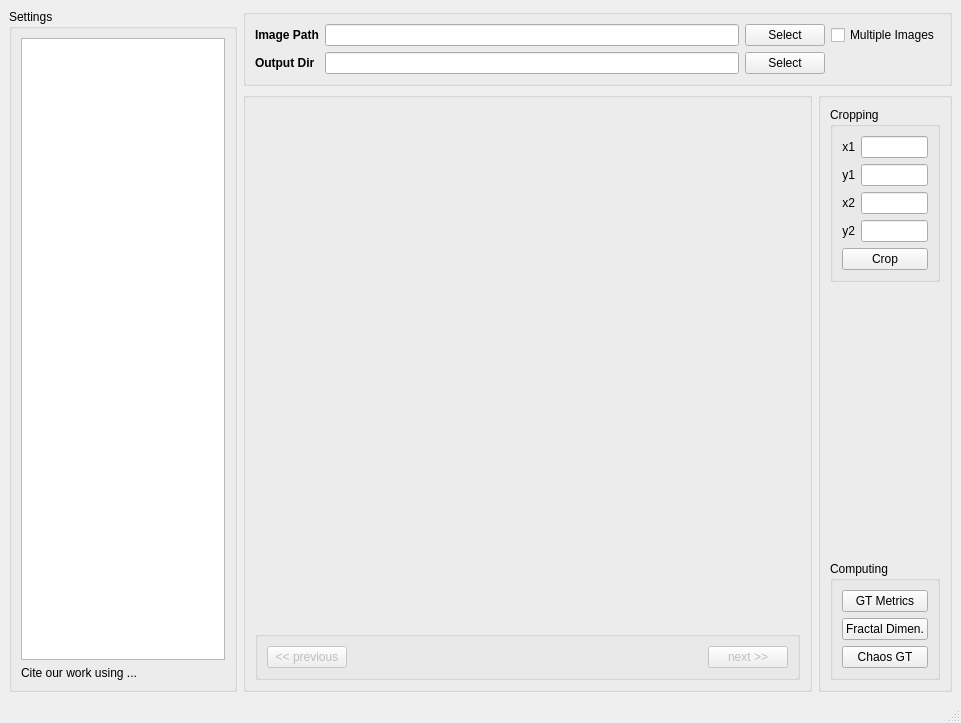
Before: the Qt Designer form src/chaosgt/apps/gui.ui in owuordickson/structural-gt, drawn with Qt 5.
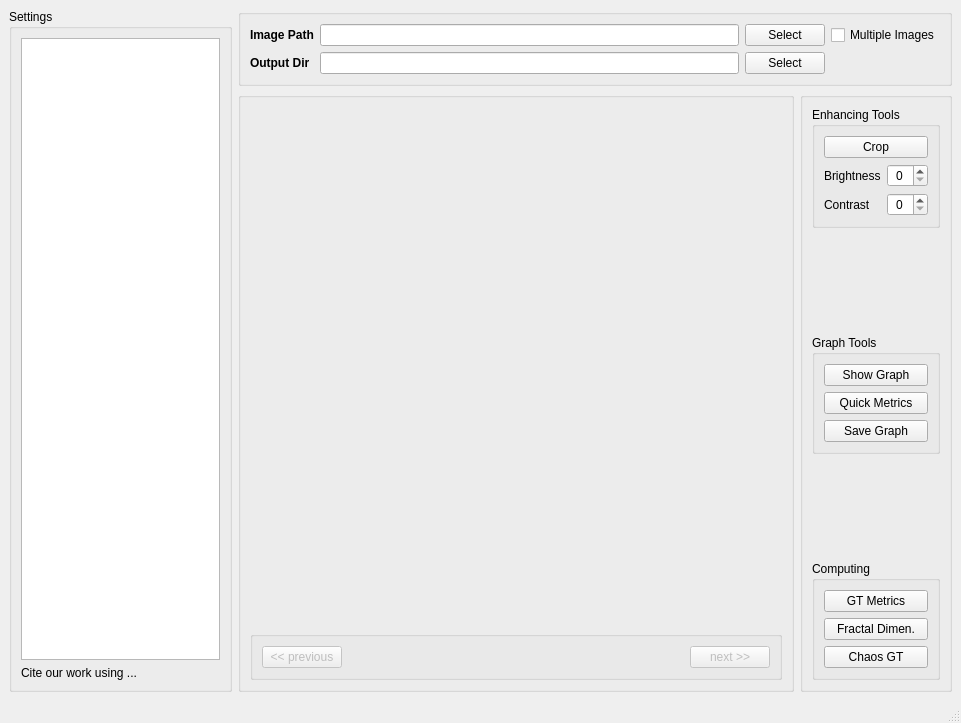
After: the same form once the commit is applied.

Commit message: qt6 design

```diff
--- a/src/chaosgt/apps/gui.ui
+++ b/src/chaosgt/apps/gui.ui
@@ -92,106 +92,125 @@
        <bool>true</bool>
       </property>
       <layout class="QGridLayout" name="grid_layout_tasks">
-       <item row="6" column="0" colspan="2">
-        <widget class="QGroupBox" name="grp_crop">
-         <property name="title">
-          <string>Cropping</string>
-         </property>
-         <layout class="QGridLayout" name="grid_layout_crop">
-          <item row="2" column="0">
-           <widget class="QLabel" name="lbl_x1">
-            <property name="text">
-             <string>x1</string>
-            </property>
-            <property name="alignment">
-             <set>Qt::AlignRight|Qt::AlignTrailing|Qt::AlignVCenter</set>
-            </property>
-           </widget>
-          </item>
-          <item row="3" column="0">
-           <widget class="QLabel" name="lbl_y1">
-            <property name="text">
-             <string>y1</string>
-            </property>
-            <property name="alignment">
-             <set>Qt::AlignRight|Qt::AlignTrailing|Qt::AlignVCenter</set>
-            </property>
-           </widget>
-          </item>
-          <item row="7" column="1">
-           <widget class="QLineEdit" name="txt_y2"/>
-          </item>
-          <item row="7" column="0">
-           <widget class="QLabel" name="lbl_y2">
-            <property name="text">
-             <string>y2</string>
-            </property>
-            <property name="alignment">
-             <set>Qt::AlignRight|Qt::AlignTrailing|Qt::AlignVCenter</set>
-            </property>
-           </widget>
-          </item>
-          <item row="5" column="0">
-           <widget class="QLabel" name="lbl_x2">
-            <property name="text">
-             <string>x2</string>
-            </property>
-            <property name="alignment">
-             <set>Qt::AlignRight|Qt::AlignTrailing|Qt::AlignVCenter</set>
-            </property>
-           </widget>
-          </item>
-          <item row="3" column="1">
-           <widget class="QLineEdit" name="txt_y1"/>
-          </item>
-          <item row="2" column="1">
-           <widget class="QLineEdit" name="txt_x1"/>
-          </item>
-          <item row="5" column="1">
-           <widget class="QLineEdit" name="txt_x2"/>
-          </item>
-          <item row="8" column="0" colspan="2">
-           <widget class="QPushButton" name="btn_crop">
-            <property name="text">
-             <string>Crop</string>
-            </property>
-           </widget>
-          </item>
-         </layout>
-        </widget>
-       </item>
-       <item row="8" column="0" colspan="2">
+       <item row="10" column="0" colspan="2">
         <widget class="QGroupBox" name="grp_compute">
          <property name="title">
           <string>Computing</string>
          </property>
          <layout class="QGridLayout" name="grid_layout_compute">
-          <item row="0" column="0">
-           <widget class="QPushButton" name="btn_gt_metrics">
-            <property name="text">
-             <string>GT Metrics</string>
-            </property>
-           </widget>
-          </item>
-          <item row="2" column="0">
+          <item row="3" column="0">
            <widget class="QPushButton" name="btn_chaos_gt">
             <property name="text">
              <string>Chaos GT</string>
             </property>
            </widget>
           </item>
-          <item row="1" column="0">
+          <item row="2" column="0">
            <widget class="QPushButton" name="btn_fd">
             <property name="text">
              <string>Fractal Dimen.</string>
             </property>
            </widget>
           </item>
+          <item row="1" column="0">
+           <widget class="QPushButton" name="btn_gt_metrics">
+            <property name="text">
+             <string>GT Metrics</string>
+            </property>
+           </widget>
+          </item>
          </layout>
         </widget>
        </item>
-       <item row="7" column="1">
-        <spacer name="vsp_bottom">
+       <item row="8" column="0" colspan="2">
+        <widget class="QGroupBox" name="grp_graph">
+         <property name="title">
+          <string>Graph Tools</string>
+         </property>
+         <layout class="QGridLayout" name="grid_layout_graph">
+          <item row="0" column="0">
+           <widget class="QPushButton" name="btn_show_graph">
+            <property name="text">
+             <string>Show Graph</string>
+            </property>
+           </widget>
+          </item>
+          <item row="3" column="0">
+           <widget class="QPushButton" name="btn_save_graph">
+            <property name="text">
+             <string>Save Graph</string>
+            </property>
+           </widget>
+          </item>
+          <item row="1" column="0">
+           <widget class="QPushButton" name="btn_quick_graph_metrics">
+            <property name="text">
+             <string>Quick Metrics</string>
+            </property>
+           </widget>
+          </item>
+         </layout>
+        </widget>
+       </item>
+       <item row="7" column="0">
+        <spacer name="verticalSpacer">
+         <property name="orientation">
+          <enum>Qt::Vertical</enum>
+         </property>
+         <property name="sizeHint" stdset="0">
+          <size>
+           <width>20</width>
+           <height>40</height>
+          </size>
+         </property>
+        </spacer>
+       </item>
+       <item row="6" column="0" colspan="2">
+        <widget class="QGroupBox" name="grp_crop">
+         <property name="title">
+          <string>Enhancing Tools</string>
+         </property>
+         <layout class="QGridLayout" name="grid_layout_crop">
+          <item row="4" column="0" colspan="2">
+           <widget class="QPushButton" name="btn_crop">
+            <property name="text">
+             <string>Crop</string>
+            </property>
+           </widget>
+          </item>
+          <item row="5" column="1">
+           <widget class="QSpinBox" name="spb_brightness">
+            <property name="alignment">
+             <set>Qt::AlignCenter</set>
+            </property>
+           </widget>
+          </item>
+          <item row="6" column="1">
+           <widget class="QSpinBox" name="spb_contrast">
+            <property name="alignment">
+             <set>Qt::AlignCenter</set>
+            </property>
+           </widget>
+          </item>
+          <item row="5" column="0">
+           <widget class="QLabel" name="lbl_brightness">
+            <property name="text">
+             <string>Brightness</string>
+            </property>
+           </widget>
+          </item>
+          <item row="6" column="0">
+           <widget class="QLabel" name="lbl_contrast">
+            <property name="text">
+             <string>Contrast</string>
+            </property>
+           </widget>
+          </item>
+         </layout>
+        </widget>
+       </item>
+       <item row="9" column="0">
+        <spacer name="verticalSpacer_2">
          <property name="orientation">
           <enum>Qt::Vertical</enum>
          </property>
```
The commit also changes 1 other file.
